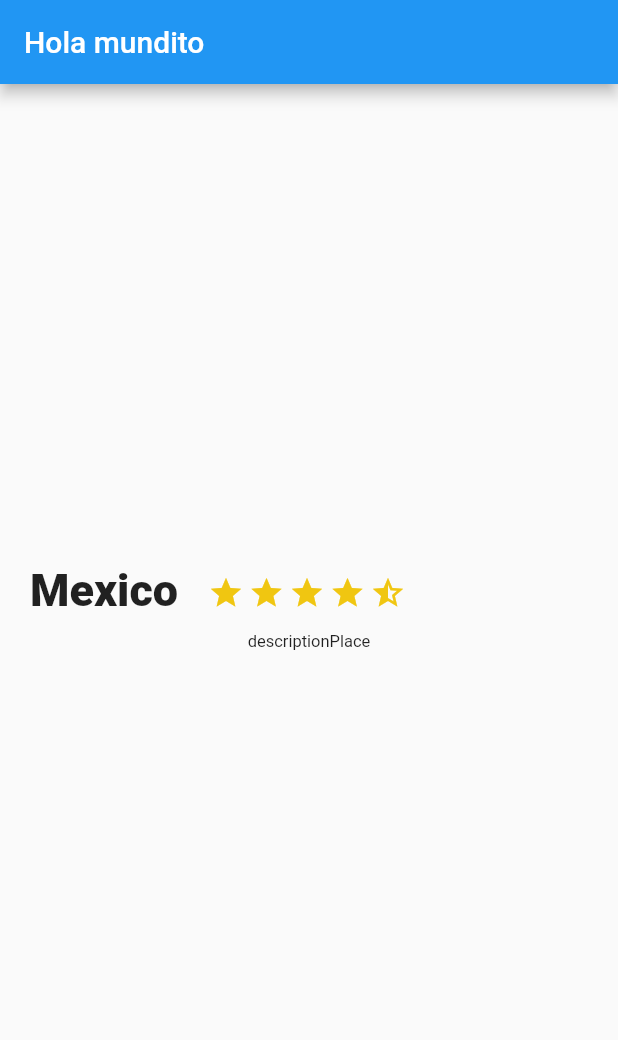
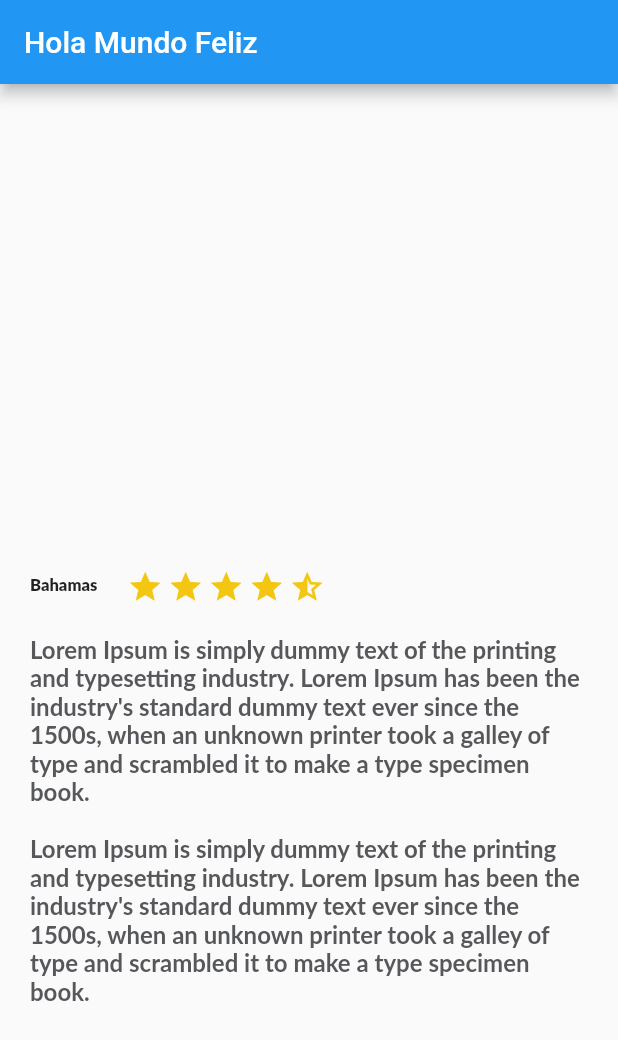
Before and after one commit to JosueNSoto/matematicas_cuarto, a Flutter app: the screen it shows after launch, on a phone screen of 412 x 824 dp. Shown: the top 1040 px of the screen. Run offline on Flutter 3.47's test engine with Material 2 defaults, Android fonts, the phone set to English and light mode, and no system bars; Roboto replaces fonts that are missing (Lato).

Commit message:
Actualizacion Description, Main y nuevo Review

```diff
--- a/lib/descriptionMenu.dart
+++ b/lib/descriptionMenu.dart
@@ -6,21 +6,24 @@ class DescriptionMenu extends StatelessWidget {
   String descriptionPlace;
 
   DescriptionMenu(this.namePlace, this.stars, this.descriptionPlace);
+
   @override
   Widget build(BuildContext context) {
-    final start_border = Container(
+    // TODO: implement build
+
+    final star_half = Container(
+      margin: EdgeInsets.only(top: 323.0, right: 3.0),
+      child: Icon(
+        Icons.star_half,
+        color: Color(0xFFf2C611),
+      ),
+    );
+
+    final star_border = Container(
       margin: EdgeInsets.only(top: 323.0, right: 3.0),
       child: Icon(
         Icons.star_border,
-        color: Color(0xFFf0C611),
-      ),
-    );
-
-    final start_half = Container(
-      margin: EdgeInsets.only(top: 323.0, right: 3.0),
-      child: Icon(
-        Icons.star_half,
-        color: Color(0xFFf0C611),
+        color: Color(0xFFf2C611),
       ),
     );
 
@@ -28,39 +31,43 @@ class DescriptionMenu extends StatelessWidget {
       margin: EdgeInsets.only(top: 323.0, right: 3.0),
       child: Icon(
         Icons.star,
-        color: Color(0xFFf0C611),
+        color: Color(0xFFf2C611),
       ),
     );
 
-    final title_starts_description = Row(
+    final title_stars = Row(
       children: <Widget>[
         Container(
           margin: EdgeInsets.only(top: 320.0, left: 20.0, right: 20.0),
           child: Text(
             namePlace,
-            style: TextStyle(fontSize: 30.0, fontWeight: FontWeight.w900),
+            style: TextStyle(
+                fontFamily: "Lato",
+                fontSize: 11.0,
+                fontWeight: FontWeight.w900),
             textAlign: TextAlign.left,
           ),
         ),
         Row(
-          children: <Widget>[star, star, star, star, start_half],
+          children: <Widget>[star, star, star, star, star_half],
         )
       ],
     );
-    final descriptionText = Container(
-      margin: EdgeInsets.only(top: 10.0, left: 20.0, right: 20.0),
-      child: Text(
+
+    final description = Container(
+      margin: new EdgeInsets.only(top: 20.0, left: 20.0, right: 20.0),
+      child: new Text(
         descriptionPlace,
-        style: TextStyle(fontSize: 11.0),
-        textAlign: TextAlign.justify,
-      ),
-    );
-    final content = Container(
-      child: Column(
-        children: <Widget>[title_starts_description, descriptionText],
+        style: const TextStyle(
+            fontFamily: "Lato",
+            fontSize: 16.0,
+            fontWeight: FontWeight.bold,
+            color: Color(0xFF56575a)),
       ),
     );
 
-    return content;
+    return Column(
+      children: <Widget>[title_stars, description],
+    );
   }
 }
--- a/lib/main.dart
+++ b/lib/main.dart
@@ -11,6 +11,8 @@ class MyApp extends StatelessWidget {
   // This widget is the root of your application.
 
   Widget build(BuildContext context) {
+    String descriptionDummy =
+        "Lorem Ipsum is simply dummy text of the printing and typesetting industry. Lorem Ipsum has been the industry's standard dummy text ever since the 1500s, when an unknown printer took a galley of type and scrambled it to make a type specimen book. \n\nLorem Ipsum is simply dummy text of the printing and typesetting industry. Lorem Ipsum has been the industry's standard dummy text ever since the 1500s, when an unknown printer took a galley of type and scrambled it to make a type specimen book.";
     return MaterialApp(
         title: 'Flutter Demo',
         theme: ThemeData(
@@ -27,10 +29,11 @@ class MyApp extends StatelessWidget {
         ),
         home: Scaffold(
           appBar: AppBar(
-            title: Text("Hola mundito"),
+            title: Text("Hola Mundo Feliz"),
           ),
-          body: new DescriptionMenu("Mexico", 4, "descriptionPlace"),
-        ));
+          body: new DescriptionMenu("Bahamas", 5, descriptionDummy),
+        ) //MyHomePage(title: 'Flutter Demo Home Page'),
+        );
   }
 }
 
--- /dev/null
+++ b/lib/review.dart
@@ -0,0 +1,30 @@
+import 'package:flutter/material.dart';
+
+class Review extends StatelessWidget {
+  String pathImage = 'assets/image/luz.jpg';
+
+  Review(this.pathImage);
+
+  @override
+  Widget build(BuildContext context) {
+    final photo = Container(
+      margin: EdgeInsets.only(
+        top: 20.0,
+        left: 20.0,
+      ),
+      width: 80.0,
+      height: 80.0,
+      decoration: BoxDecoration(
+        shape: BoxShape.circle,
+        image: DecorationImage(
+          fit: BoxFit.cover,
+          image: AssetImage(pathImage),
+        ),
+      ),
+    );
+
+    return Row(
+      children: [],
+    );
+  }
+}
```
